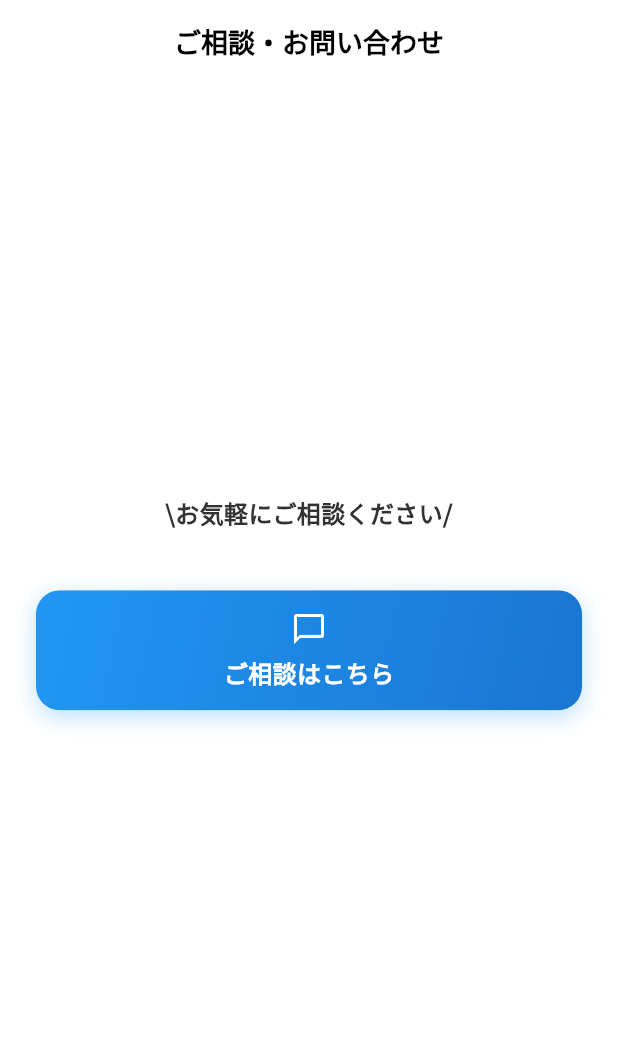
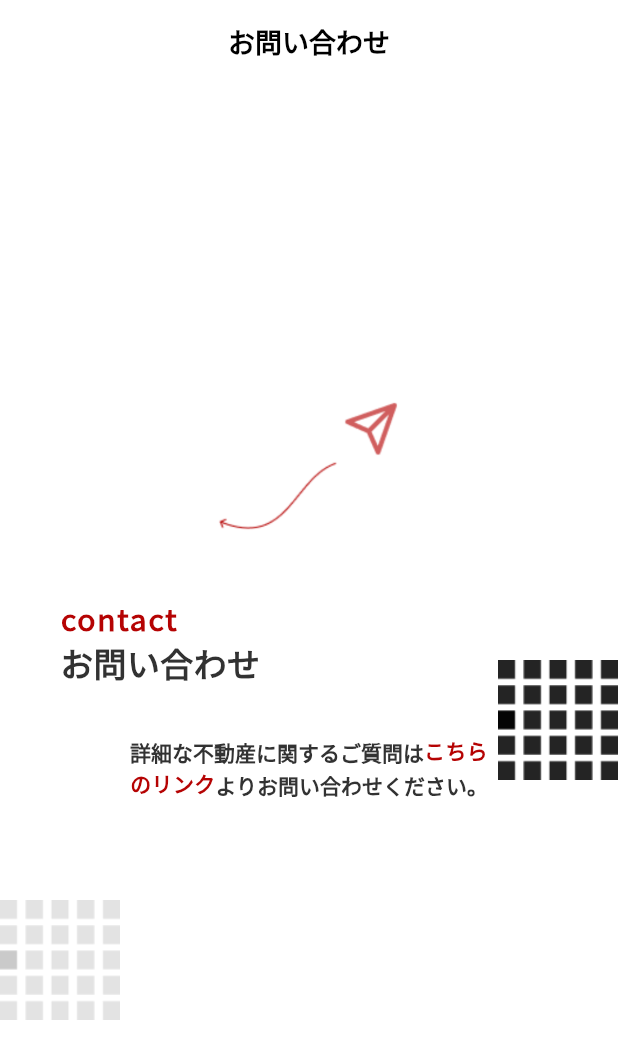
Before and after one commit to sekiguchimend/loan-simulation, a Flutter app: the ConsultScreen screen opened directly, on a phone screen of 412 x 824 dp. Shown: the top 1059 px of the screen. Run offline on Flutter 3.47's test engine with Material 3 defaults, Android fonts, the phone set to English and light mode, and no system bars; our stand-ins replace cached_network_image, flutter_dotenv, flutter_hooks, flutter_markdown, font_awesome_flutter, google_fonts and 2 more; accounts and stored records are empty.

Commit message:
consult screen ui improvement

```diff
--- a/lib/pages/consult/consult_screen.dart
+++ b/lib/pages/consult/consult_screen.dart
@@ -11,7 +11,7 @@ class ConsultScreen extends HookConsumerWidget {
       backgroundColor: Colors.white,
       appBar: AppBar(
         title: const Text(
-          'ご相談・お問い合わせ',
+          'お問い合わせ',
           style: TextStyle(
             fontSize: 18,
             fontWeight: FontWeight.w600,
@@ -23,115 +23,170 @@ class ConsultScreen extends HookConsumerWidget {
         elevation: 0,
         surfaceTintColor: Colors.transparent,
       ),
-      body: SingleChildScrollView(
-        padding: const EdgeInsets.all(24.0),
-        child: SizedBox(
-          height: MediaQuery.of(context).size.height - 140, // AppBar分も考慮
-          child: Column(
+      body: SizedBox(
+        height: MediaQuery.of(context).size.height - 140,
+        child: Stack(
+          children: [
+            // 背景の装飾要素
+            _buildBackgroundDecorations(),
+
+            // メインコンテンツ
+            Column(
               mainAxisAlignment: MainAxisAlignment.center,
               children: [
-              const Text(
-                '\\お気軽にご相談ください/',
+
+                Image.asset(
+                  'assets/images/sendarrow.png',
+                   width: 250,
+                   height: 175,
+                   fit: BoxFit.contain,
+                 ),
+
+                // "contact お問い合わせ" テキスト
+                Row(
+                  children: [
+                    SizedBox(width: 40,),
+                    Column(
+                      crossAxisAlignment: CrossAxisAlignment.start,
+                      children: [
+                        Text(
+                          'contact',
                           style: TextStyle(
-                  fontSize: 16,
-                  color: Color(0xFF323232),
-                  fontWeight: FontWeight.bold
+                            fontSize: 20,
+                            color: Color(0xFFB50303),
+                            fontWeight: FontWeight.w900,
+                            letterSpacing: 1.2,
                           ),
                         ),
-              const SizedBox(height: 40),
-
-              // 相談ボタン
-              _buildConsultButton(
-                context: context,
-                url: 'https://daikichi-ir.com/contact/',
+                        const Text(
+                          'お問い合わせ',
+                          style: TextStyle(
+                            fontSize: 22,
+                            color: Color(0xFF323232),
+                            fontWeight: FontWeight.w900,
+                          ),
+                        ),
+                      ],
+                    ),
+                  ],
                 ),
 
-              const SizedBox(height: 40,)
+                const SizedBox(height: 32),
+
+                // 説明文とリンク
+                _buildContactText(context),
+
+                const SizedBox(height: 40),
               ],
             ),
+          ],
         ),
       ),
     );
   }
 
-  Widget _buildConsultButton({
-    required BuildContext context,
-    required String url,
-  }) {
-    final screenWidth = MediaQuery.of(context).size.width;
-    final buttonWidth = screenWidth * 0.9;
-    const buttonHeight = 80.0;
+  Widget _buildBackgroundDecorations() {
+    return Stack(
+      children: [
 
-    return Container(
-      width: buttonWidth,
-      height: buttonHeight,
-      decoration: BoxDecoration(
-        borderRadius: BorderRadius.circular(16),
-        boxShadow: [
-          BoxShadow(
-            color: Colors.blue.withOpacity(0.3),
-            blurRadius: 12,
-            offset: const Offset(0, 4),
+        // 黒いボックス（右下）
+        Positioned(
+          bottom: 220,
+          right: 0,
+          child: Image.asset(
+            'assets/images/box1.png',
+            width: 80,
+            height: 80,
+            fit: BoxFit.contain,
+          ),
+        ),
+
+        // 灰色のボックス（左下）
+        Positioned(
+          bottom: 60,
+          left: 0,
+          child: Image.asset(
+            'assets/images/box2.png',
+            width: 80,
+            height: 80,
+            fit: BoxFit.contain,
+          ),
         ),
       ],
+    );
+  }
+
+  Widget _buildContactText(BuildContext context) {
+    return Container(
+      padding: const EdgeInsets.symmetric(horizontal: 40),
+      child: Column(
+        crossAxisAlignment: CrossAxisAlignment.start,
+        children: [
+          // 1行目
+          RichText(
+            textAlign: TextAlign.left,
+            text: TextSpan(
+              style: const TextStyle(
+                fontSize: 14,
+                color: Color(0xFF323232),
+                height: 1.6,
+                fontWeight: FontWeight.w800
               ),
-      child: ClipRRect(
-        borderRadius: BorderRadius.circular(16),
-        child: Stack(
               children: [
-            // グラデーション背景
-            Positioned.fill(
+                const TextSpan(
+                  text: '詳細な不動産に関するご質問は',
+                ),
+                WidgetSpan(
+                  child: GestureDetector(
+                    onTap: () => _launchUrl('https://daikichi-ir.com/contact/'),
                     child: Container(
-                decoration: BoxDecoration(
-                  gradient: const LinearGradient(
-                    begin: Alignment.topLeft,
-                    end: Alignment.bottomRight,
-                    colors: [
-                      Color(0xFF2196F3),
-                      Color(0xFF1976D2),
-                    ],
+                      child: Text(
+                        'こちら',
+                        style: TextStyle(
+                          fontSize: 14,
+                          color: Color(0xFFB50303),
+                          fontWeight: FontWeight.w900,
                         ),
                       ),
                     ),
-            ),
-
-            // 中央のアイコンとテキスト
-            Center(
-              child: Column(
-                mainAxisAlignment: MainAxisAlignment.center,
-                children: [
-                  const Icon(
-                    Icons.chat_bubble_outline,
-                    color: Colors.white,
-                    size: 24,
-                  ),
-                  const SizedBox(height: 6),
-                  const Text(
-                    'ご相談はこちら',
-                    style: TextStyle(
-                      color: Colors.white,
-                      fontSize: 16,
-                      fontWeight: FontWeight.bold,
                   ),
                 ),
               ],
             ),
           ),
-
-            // タップ処理用の透明レイヤー（最上部）
-            Positioned.fill(
-              child: Material(
-                color: Colors.transparent,
-                child: InkWell(
-                  onTap: () => _launchUrl(url),
-                  splashColor: Colors.white.withOpacity(0.1),
-                  highlightColor: Colors.white.withOpacity(0.05),
-                  child: Container(),
+          // 2行目
+          RichText(
+            textAlign: TextAlign.left,
+            text: TextSpan(
+              style: const TextStyle(
+                fontSize: 14,
+                color: Color(0xFF323232),
+                height: 1.6,
+                fontWeight: FontWeight.w800
+              ),
+              children: [
+                WidgetSpan(
+                  child: GestureDetector(
+                    onTap: () => _launchUrl('https://daikichi-ir.com/contact/'),
+                    child: Container(
+                      child: Text(
+                        'のリンク',
+                        style: TextStyle(
+                          fontSize: 14,
+                          color: Color(0xFFB50303),
+                          fontWeight: FontWeight.w900,
                         ),
                       ),
                     ),
+                  ),
+                ),
+                const TextSpan(
+                  text: 'よりお問い合わせください。',
+                ),
               ],
             ),
+          ),
+        ],
       ),
     );
   }
```
Also changed, not shown: assets/images/box1.png (added), assets/images/box2.png (added), assets/images/sendarrow.png (added). Lines whose indentation alone changed are shown as unchanged.
